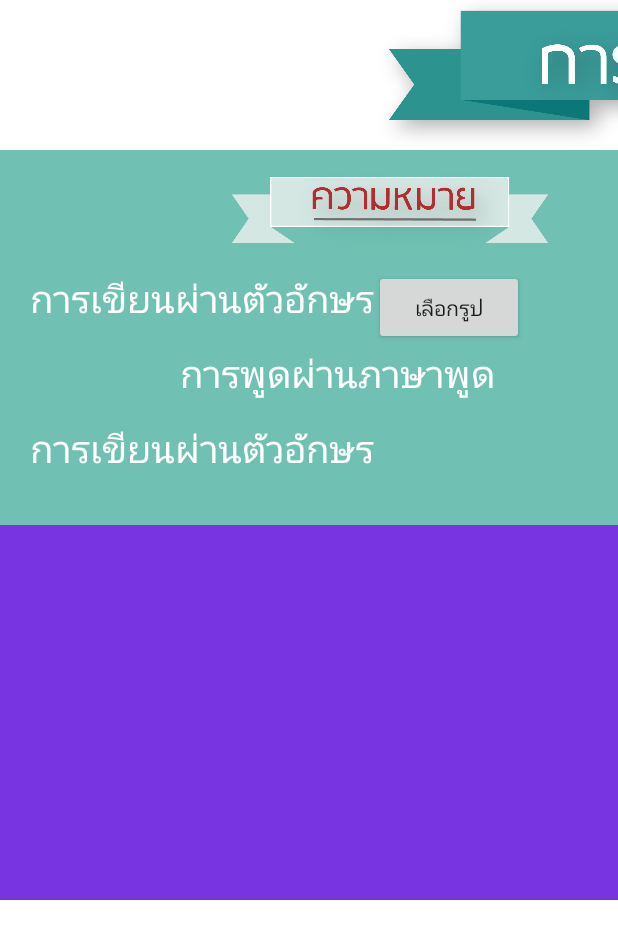
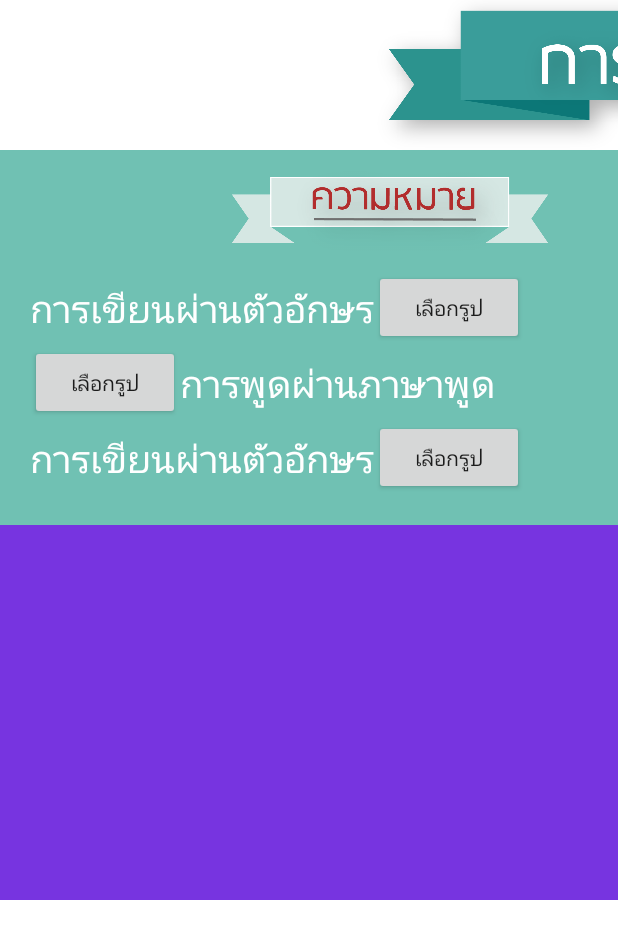
Before and after one commit to supano/GEL1101, an Android app: the LesSon1 screen opened directly, with no data from a screen before it, after a tap on "เลือกรูป", on a phone screen of 412 x 824 dp. Shown: the top 939 px of the screen. Run offline under Robolectric (Android 15) with nearby library versions, the phone set to English and light mode, and no system bars; libraries missing offline, so code that uses them is left out: com.github.chrisbanes.photoview.

Commit message:
pickimage 3 button

```diff
--- a/app/src/main/java/com/ssru/gel1101/gel1101/LesSon1.java
+++ b/app/src/main/java/com/ssru/gel1101/gel1101/LesSon1.java
@@ -21,8 +21,8 @@ import com.github.chrisbanes.photoview.PhotoView;
 
 
 public class LesSon1 extends Activity{
-    ImageView icon1_group1;
-    Button btn1_group1;
+    ImageView icon1_group1,icon2_group1,icon3_group1;
+    Button btn1_group1,btn2_group1,btn3_group1;
 
     @Override
     protected void onCreate(@Nullable Bundle savedInstanceState) {
@@ -30,11 +30,34 @@ public class LesSon1 extends Activity{
         setContentView(R.layout.lesson1);
 
         icon1_group1 = (ImageView)findViewById(R.id.icon1_group1);
+        icon2_group1 = (ImageView)findViewById(R.id.icon2_group1);
+        icon3_group1 = (ImageView)findViewById(R.id.icon3_group1);
         btn1_group1 = (Button)findViewById(R.id.btn1_group1);
+        btn2_group1 = (Button)findViewById(R.id.btn2_group1);
+        btn3_group1 = (Button)findViewById(R.id.btn3_group1);
+
+        btn1_group1.setOnClickListener(new View.OnClickListener() {
+            @Override
+            public void onClick(View v) {
+                PickImage1();
+            }
+        });
+        btn2_group1.setOnClickListener(new View.OnClickListener() {
+            @Override
+            public void onClick(View v) {
+                PickImage2();
+            }
+        });
+        btn2_group1.setOnClickListener(new View.OnClickListener() {
+            @Override
+            public void onClick(View v) {
+                PickImage3();
+            }
+        });
+
     }
 
-    static final int REQUEST_PICK_PHOTO = 3;
-    public void PickImage(View view) {
+    public void PickImage1() {
         Intent startCrop = new Intent(Intent.ACTION_PICK, MediaStore.Images.Media.EXTERNAL_CONTENT_URI);
         startCrop.putExtra("crop", "true");
         startCrop.putExtra("aspectX", 0);
@@ -42,20 +65,55 @@ public class LesSon1 extends Activity{
         startCrop.putExtra("outputX", 0);
         startCrop.putExtra("outputY", 0);
         startCrop.putExtra("return-data", true);
-        startActivityForResult(startCrop, REQUEST_PICK_PHOTO);
+        startActivityForResult(startCrop, 1);
+    }
+    public void PickImage2() {
+        Intent startCrop = new Intent(Intent.ACTION_PICK, MediaStore.Images.Media.EXTERNAL_CONTENT_URI);
+        startCrop.putExtra("crop", "true");
+        startCrop.putExtra("aspectX", 0);
+        startCrop.putExtra("aspectY", 0);
+        startCrop.putExtra("outputX", 0);
+        startCrop.putExtra("outputY", 0);
+        startCrop.putExtra("return-data", true);
+        startActivityForResult(startCrop, 2);
+    }
+    public void PickImage3() {
+        Intent startCrop = new Intent(Intent.ACTION_PICK, MediaStore.Images.Media.EXTERNAL_CONTENT_URI);
+        startCrop.putExtra("crop", "true");
+        startCrop.putExtra("aspectX", 0);
+        startCrop.putExtra("aspectY", 0);
+        startCrop.putExtra("outputX", 0);
+        startCrop.putExtra("outputY", 0);
+        startCrop.putExtra("return-data", true);
+        startActivityForResult(startCrop, 3);
     }
 
     @Override
-    protected void onActivityResult(int requestCode, int resultCode, Intent data) {
-       if (requestCode == REQUEST_PICK_PHOTO && resultCode == RESULT_OK && data != null) {
-           Bundle extras = data.getExtras();
-           Bitmap tempbm = extras.getParcelable("data");
-           icon1_group1.setImageBitmap(tempbm);
-           icon1_group1.setVisibility(View.VISIBLE);
-           btn1_group1.setVisibility(View.GONE);
+    protected void onActivityResult(int requestCode,int resultCode, Intent data) {
+        if(data != null) {
+            Bundle extras = data.getExtras();
+            Bitmap tempBitmap = extras.getParcelable("data");
 
-        }else if (requestCode== RESULT_CANCELED){
+            if (requestCode == 1 && resultCode == RESULT_OK ) {
+                icon1_group1.setImageBitmap(tempBitmap);
+                icon1_group1.setVisibility(View.VISIBLE);
+                btn1_group1.setVisibility(View.GONE);
 
+            } else if (requestCode == 2 && resultCode == RESULT_OK) {
+                icon2_group1.setImageBitmap(tempBitmap);
+                icon2_group1.setVisibility(View.VISIBLE);
+                btn2_group1.setVisibility(View.GONE);
+
+            }else if (requestCode == 3 && resultCode == RESULT_OK) {
+                icon3_group1.setImageBitmap(tempBitmap);
+                icon3_group1.setVisibility(View.VISIBLE);
+                btn3_group1.setVisibility(View.GONE);
+
+            }else {
+
+            }
+        }else {
+            //Do not thing when user cancel
         }
 
     }
--- a/app/src/main/res/layout/lesson1.xml
+++ b/app/src/main/res/layout/lesson1.xml
@@ -62,15 +62,15 @@
                                 android:layout_height="match_parent"
                                 android:text="การเขียนผ่านตัวอักษร"
                                 android:textColor="#ffffff"
-                                android:textSize="25dp" />
+                                android:textSize="25dp"
+                                android:gravity="center"/>
 
                             <Button
                                 android:id="@+id/btn1_group1"
                                 android:layout_width="100dp"
                                 android:layout_height="match_parent"
                                 android:padding="10dp"
-                                android:text="เลือกรูป"
-                                android:onClick="PickImage"/>
+                                android:text="เลือกรูป" />
 
                             <ImageView
                                 android:id="@+id/icon1_group1"
@@ -84,15 +84,26 @@
                             android:layout_height="50dp"
                             android:orientation="horizontal">
 
+                            <Button
+                                android:id="@+id/btn2_group1"
+                                android:layout_width="100dp"
+                                android:layout_height="match_parent"
+                                android:padding="10dp"
+                                android:text="เลือกรูป" />
+
                             <ImageView
+                                android:id="@+id/icon2_group1"
+                                android:visibility="gone"
                                 android:layout_width="100dp"
                                 android:layout_height="match_parent" />
+
                             <TextView
                                 android:layout_width="wrap_content"
                                 android:layout_height="match_parent"
                                 android:text="การพูดผ่านภาษาพูด"
                                 android:textColor="#ffffff"
-                                android:textSize="25dp" />
+                                android:textSize="25dp"
+                                android:gravity="center"/>
 
                         </LinearLayout>
                         <LinearLayout
@@ -105,9 +116,19 @@
                                 android:layout_height="match_parent"
                                 android:text="การเขียนผ่านตัวอักษร"
                                 android:textColor="#ffffff"
-                                android:textSize="25dp" />
+                                android:textSize="25dp"
+                                android:gravity="center"/>
+                            <Button
+                                android:id="@+id/btn3_group1"
+                                android:layout_width="100dp"
+                                android:layout_height="match_parent"
+                                android:padding="10dp"
+                                android:text="เลือกรูป" />
+
                             <ImageView
-                                android:layout_width="match_parent"
+                                android:id="@+id/icon3_group1"
+                                android:visibility="gone"
+                                android:layout_width="100dp"
                                 android:layout_height="match_parent" />
 
                         </LinearLayout>
```
